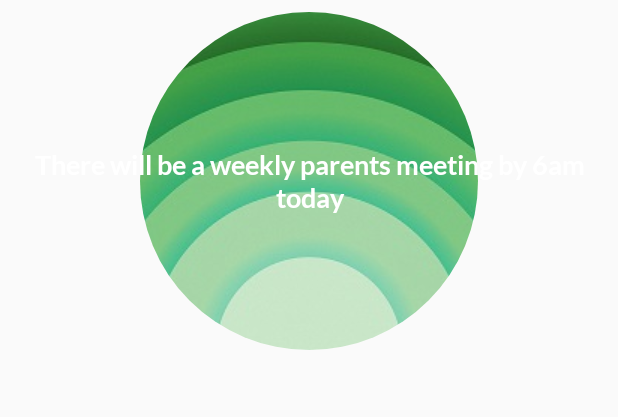
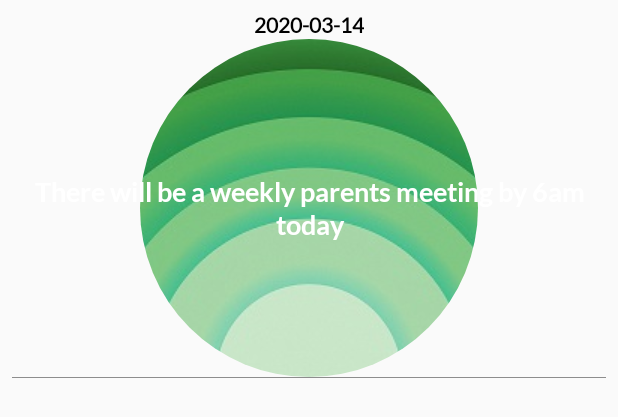
Before and after one commit to Jeff-Emuveyan/Memo, an Android app: the layout post_item.xml on its own in the app's theme, with its tools: preview values and no code run, on a phone screen of 412 x 824 dp. Shown: the top 417 px of the screen. Run offline under Robolectric (Android 15) with nearby library versions, the phone set to English and light mode, and no system bars; plain views replace RoundedImageView.

Commit message:
Added time to be displayed in UI

```diff
--- a/app/src/main/java/com/state/memo/ui/createpost/CreatePostFragment.kt
+++ b/app/src/main/java/com/state/memo/ui/createpost/CreatePostFragment.kt
@@ -49,7 +49,7 @@ class CreatePostFragment : Fragment() {
         super.onViewCreated(view, savedInstanceState)
 
         postButton.setOnClickListener{
-            val data = Data(editText.text.toString(), imagePath, videoPath)
+            val data = Data(editText.text.toString().trim(), imagePath, videoPath)
             postData(lifecycleScope, data)
         }
     }
--- a/app/src/main/java/com/state/memo/ui/home/PostItem.kt
+++ b/app/src/main/java/com/state/memo/ui/home/PostItem.kt
@@ -10,6 +10,7 @@ import kotlinx.android.synthetic.main.post_item.view.*
 
 class PostItem(v: View): RecyclerView.ViewHolder(v) {
 
+    lateinit var tvDate: TextView
     lateinit var tvMessage: TextView
     lateinit var ivBanner: ImageView
     lateinit var context: Context
@@ -18,5 +19,6 @@ class PostItem(v: View): RecyclerView.ViewHolder(v) {
         this.context = context
         tvMessage = v.findViewById(R.id.tvMessage)
         ivBanner = v.findViewById(R.id.ivBanner)
+        tvDate = v.findViewById(R.id.tvDate)
     }
 }
--- a/app/src/main/java/com/state/memo/ui/home/PostListAdapter.kt
+++ b/app/src/main/java/com/state/memo/ui/home/PostListAdapter.kt
@@ -7,6 +7,7 @@ import androidx.recyclerview.widget.RecyclerView
 import com.state.memo.R
 import com.state.memo.model.Post
 import com.state.memo.util.getTextBackgroundImage
+import java.text.SimpleDateFormat
 
 class PostListAdapter private constructor(): RecyclerView.Adapter<PostItem>(){
 
@@ -32,6 +33,7 @@ class PostListAdapter private constructor(): RecyclerView.Adapter<PostItem>(){
 
         if(postList != null && postList.isNotEmpty()){
             val post = postList[position]
+            holder.tvDate.text = SimpleDateFormat("hh:mm a dd/MM/yyyy").format(post.time)
             holder.tvMessage.text = post.data.text
             holder.ivBanner.setImageResource(getTextBackgroundImage())
         }
--- a/app/src/main/res/layout/post_item.xml
+++ b/app/src/main/res/layout/post_item.xml
@@ -7,34 +7,58 @@
     android:orientation="horizontal"
     android:padding="8dp">
 
+  <TextView
+      android:id="@+id/tvDate"
+      android:layout_width="wrap_content"
+      android:layout_height="wrap_content"
+      android:fontFamily="@font/lato"
+      android:text="2020-03-14"
+      android:textColor="@color/black"
+      android:textStyle="bold"
+      app:layout_constraintEnd_toEndOf="parent"
+      app:layout_constraintStart_toStartOf="parent"
+      app:layout_constraintTop_toTopOf="parent" />
+
 
   <com.makeramen.roundedimageview.RoundedImageView
       android:id="@+id/ivBanner"
       android:layout_width="0dp"
       android:layout_height="wrap_content"
+      android:scaleType="fitCenter"
+      android:src="@drawable/bg1"
       app:layout_constraintBottom_toBottomOf="parent"
       app:layout_constraintEnd_toEndOf="parent"
       app:layout_constraintStart_toStartOf="parent"
-      app:layout_constraintTop_toTopOf="parent"
-      xmlns:app="http://schemas.android.com/apk/res-auto"
-      android:src="@drawable/bg1"
-      android:scaleType="fitCenter"
+      app:layout_constraintTop_toBottomOf="@+id/tvDate"
       app:riv_corner_radius="8dip"
       app:riv_mutate_background="true"
       app:riv_tile_mode="repeat" />
 
   <TextView
       android:id="@+id/tvMessage"
-      android:layout_width="wrap_content"
+      android:layout_width="0dp"
       android:layout_height="wrap_content"
+      android:layout_marginStart="8dp"
+      android:layout_marginTop="8dp"
+      android:layout_marginEnd="8dp"
+      android:layout_marginBottom="8dp"
       android:fontFamily="@font/lato_bold"
+      android:gravity="center"
       android:text="There will be a weekly parents meeting by 6am today"
+      android:textColor="@color/white"
       android:textSize="18sp"
-      android:gravity="center"
-      android:textColor="@color/white"
-      app:layout_constraintBottom_toBottomOf="parent"
+      app:layout_constraintBottom_toBottomOf="@+id/ivBanner"
+      app:layout_constraintEnd_toEndOf="@+id/ivBanner"
+      app:layout_constraintStart_toStartOf="@+id/ivBanner"
+      app:layout_constraintTop_toTopOf="@+id/ivBanner" />
+
+
+  <View
+      android:layout_width="0dp"
+      android:layout_height="0.5dp"
+      android:background="@color/colorPrimaryDark"
       app:layout_constraintEnd_toEndOf="parent"
       app:layout_constraintStart_toStartOf="parent"
-      app:layout_constraintTop_toTopOf="parent" />
+      app:layout_constraintTop_toBottomOf="@+id/ivBanner" />
 
 </androidx.constraintlayout.widget.ConstraintLayout>
```
